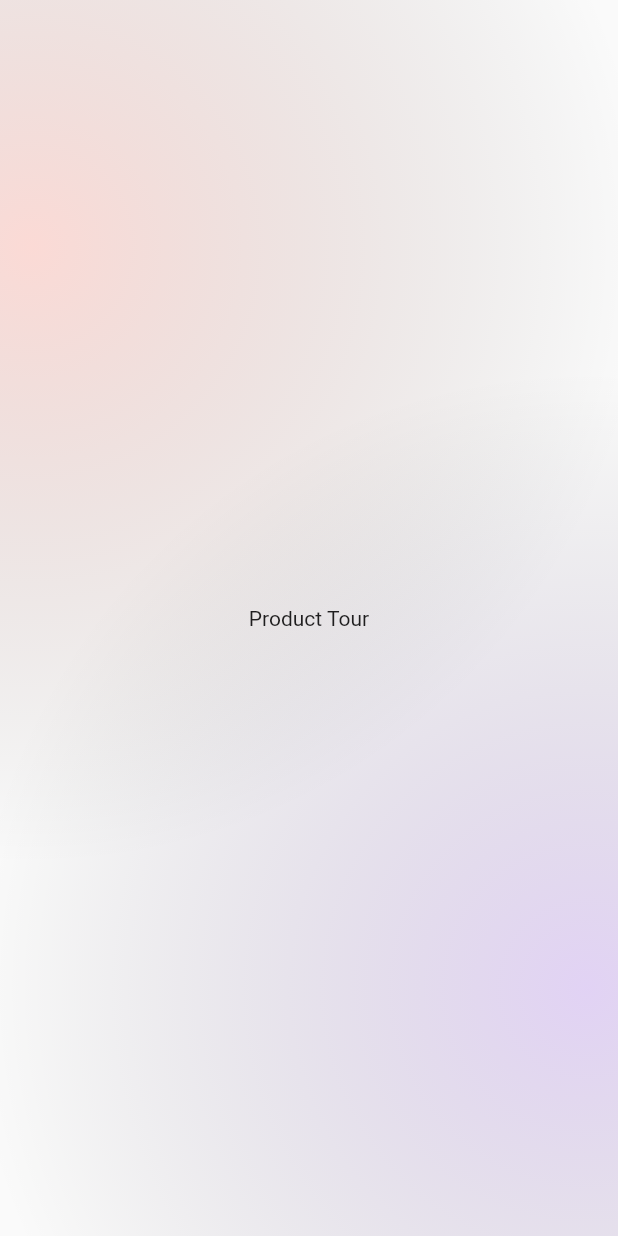
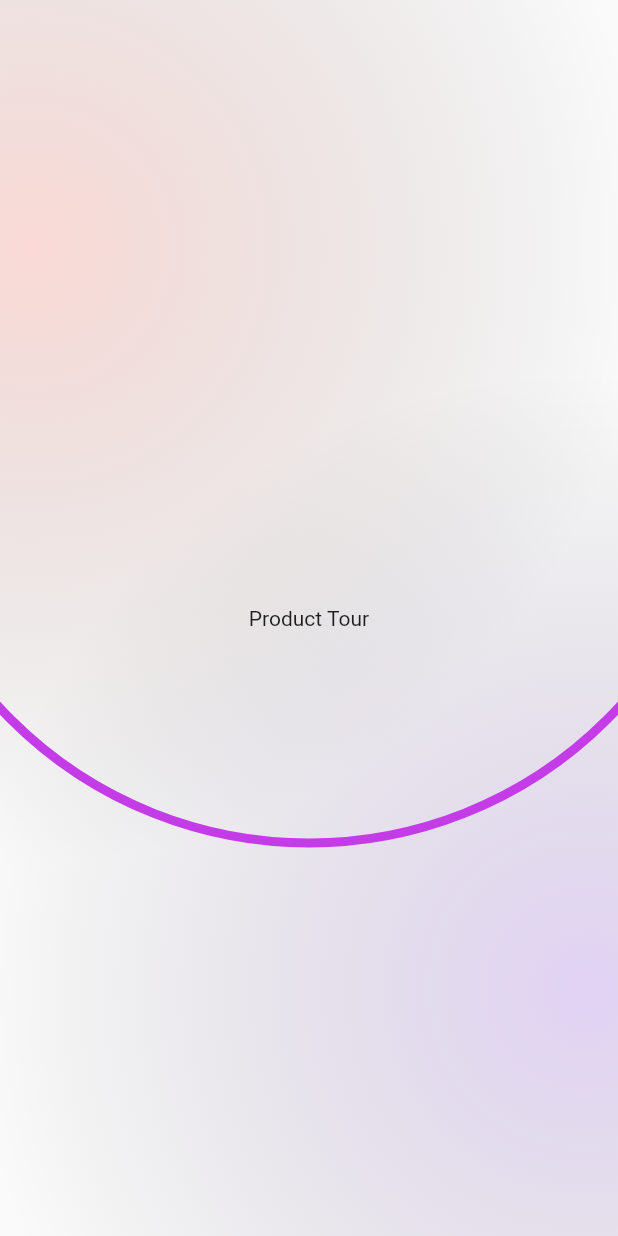
Before and after one commit to nothing628/letify, a Flutter app: the ProductTour screen opened by its route, on a phone screen of 412 x 824 dp. Run offline on Flutter 3.47's test engine with Material 2 defaults, Android fonts, the phone set to English and light mode, and no system bars.

Commit message:
add circle progress

```diff
--- a/lib/screen/product_tour_screen.dart
+++ b/lib/screen/product_tour_screen.dart
@@ -1,5 +1,6 @@
 import 'package:flutter/material.dart';
 import '../widgets/blurred_background.dart';
+import '../widgets/circle_progress.dart';
 
 class ProductTour extends StatelessWidget {
   static const routeName = '/tour';
@@ -7,10 +8,15 @@ class ProductTour extends StatelessWidget {
 
   @override
   Widget build(BuildContext context) {
-    return const Scaffold(
+    return Scaffold(
       body: BlurredBackground(
-          child: Center(
-        child: Text('Product Tour'),
+          child: Stack(
+        children: const [
+          CircleProgress(),
+          Center(
+            child: Text('Product Tour'),
+          )
+        ],
       )),
     );
   }
--- /dev/null
+++ b/lib/widgets/circle_progress.dart
@@ -0,0 +1,47 @@
+import 'package:flutter/material.dart';
+import 'dart:math';
+
+class _MyCustomPainter extends CustomPainter {
+  @override
+  void paint(Canvas canvas, Size size) {
+    Rect myCanvasSize =
+        Rect.fromLTRB(-75, 0, size.width + 75, size.width + 150);
+    Paint myPaint = Paint();
+
+    myPaint.color = const Color.fromRGBO(195, 60, 232, 1);
+    myPaint.style = PaintingStyle.stroke;
+    myPaint.strokeWidth = 6;
+
+    canvas.drawArc(myCanvasSize, 0, pi, false, myPaint);
+  }
+
+  @override
+  bool shouldRepaint(covariant CustomPainter oldDelegate) {
+    return false;
+  }
+}
+
+class CircleProgress extends StatefulWidget {
+  const CircleProgress({Key? key}) : super(key: key);
+
+  @override
+  State<CircleProgress> createState() => _CircleProgress();
+}
+
+class _CircleProgress extends State<CircleProgress> {
+  // int _progress = 50;
+
+  // void _incrementCounter() {
+  //   setState(() {
+  //     _progress++;
+  //   });
+  // }
+
+  @override
+  Widget build(BuildContext context) {
+    return CustomPaint(
+      child: const Center(),
+      painter: _MyCustomPainter(),
+    );
+  }
+}
```
